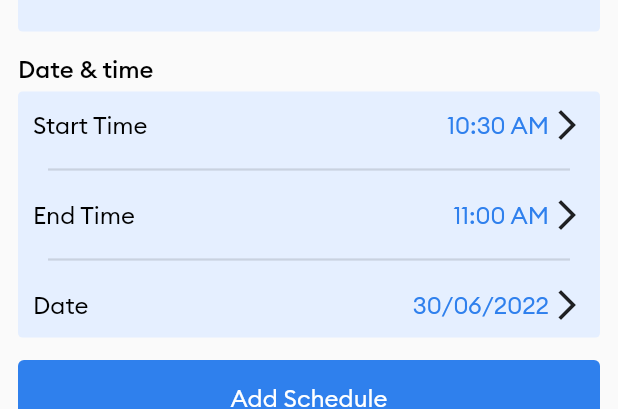
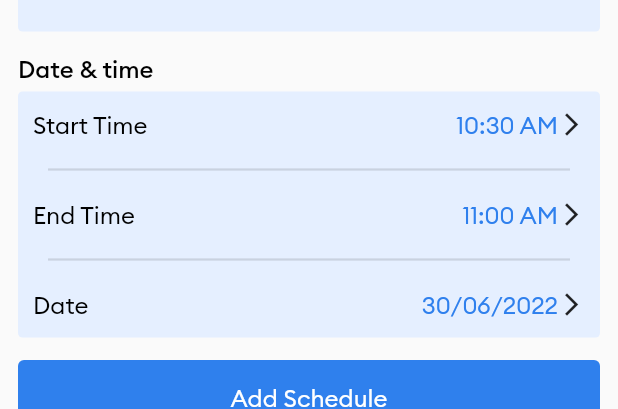
Before and after one commit to farookeei/ScheduleApp, a Flutter app: the CustomBottomSheet widget shown alone on an empty page, opened directly, on a phone screen of 412 x 824 dp. Shown: the part 177-586 px from the top of the screen. Run offline on Flutter 3.47's test engine with Material 2 defaults, Android fonts, the phone set to English and light mode, and no system bars; our stand-ins replace bloc, date_format, dio, dotted_line, flutter_bloc, get_it; network calls fail.

Commit message:
ui updates

```diff
--- a/lib/screens/bottomsheet/bottomsheet.dart
+++ b/lib/screens/bottomsheet/bottomsheet.dart
@@ -248,7 +248,8 @@ class _CustomBottomSheetState extends State<CustomBottomSheet> {
                     onpressed: () {
                       submitSchedule(context);
                     },
-                  )
+                  ),
+            const SizedBox(height: 15),
           ],
         ),
       ),
--- a/lib/screens/bottomsheet/widgets/dateandTime.dart
+++ b/lib/screens/bottomsheet/widgets/dateandTime.dart
@@ -15,7 +15,7 @@ class DateAndTime extends StatelessWidget {
   @override
   Widget build(BuildContext context) {
     return Container(
-      padding: const EdgeInsets.symmetric(vertical: 10, horizontal: 10),
+      padding: const EdgeInsets.symmetric(vertical: 12, horizontal: 10),
       child: Row(
         mainAxisAlignment: MainAxisAlignment.spaceBetween,
         children: [
@@ -29,7 +29,10 @@ class DateAndTime extends StatelessWidget {
                         .primaryTextTheme
                         .headline6!
                         .merge(TextStyle(color: _colors.blueSecondayColor))),
-                const Icon(Icons.arrow_forward_ios)
+                const Icon(
+                  Icons.arrow_forward_ios,
+                  size: 18,
+                )
               ],
             ),
           )
--- a/lib/screens/scheduleScreen/widgets/perdaySchedule.dart
+++ b/lib/screens/scheduleScreen/widgets/perdaySchedule.dart
@@ -41,7 +41,7 @@ class PerdayScheduleListIem extends StatelessWidget {
                           child: DottedLine(
                             direction: Axis.vertical,
                             lineLength: 70,
-                            lineThickness: 4.0,
+                            lineThickness: 2.0,
                             dashLength: 5.0,
                             dashColor: Colors.black,
                             // dashGradient: [Colors.red, Colors.blue],
@@ -54,7 +54,7 @@ class PerdayScheduleListIem extends StatelessWidget {
                         ),
                   Container(
                     margin: const EdgeInsets.only(right: 10),
-                    height: 100,
+                    height: 90,
                     width: 70,
                     decoration: BoxDecoration(
                         color: _colors.lightblueColor,
```
Also changed, not shown: lib/screens/scheduleScreen/scheduleScreen.dart (+22 -24 lines), lib/widgets/snack_notification.dart (added, +12 -0 lines), lib/core/services/convertingTime.dart (deleted), 1 other file.
